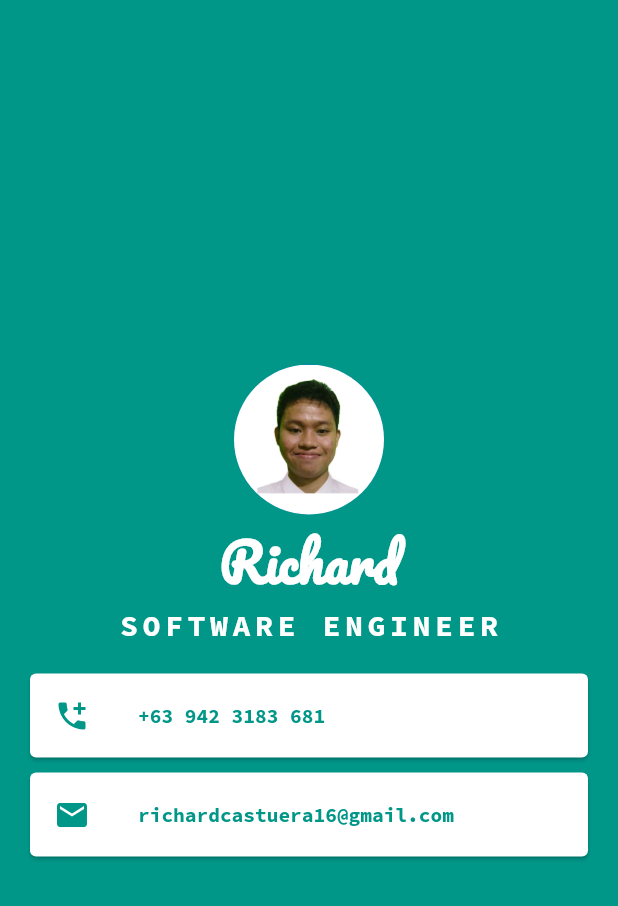
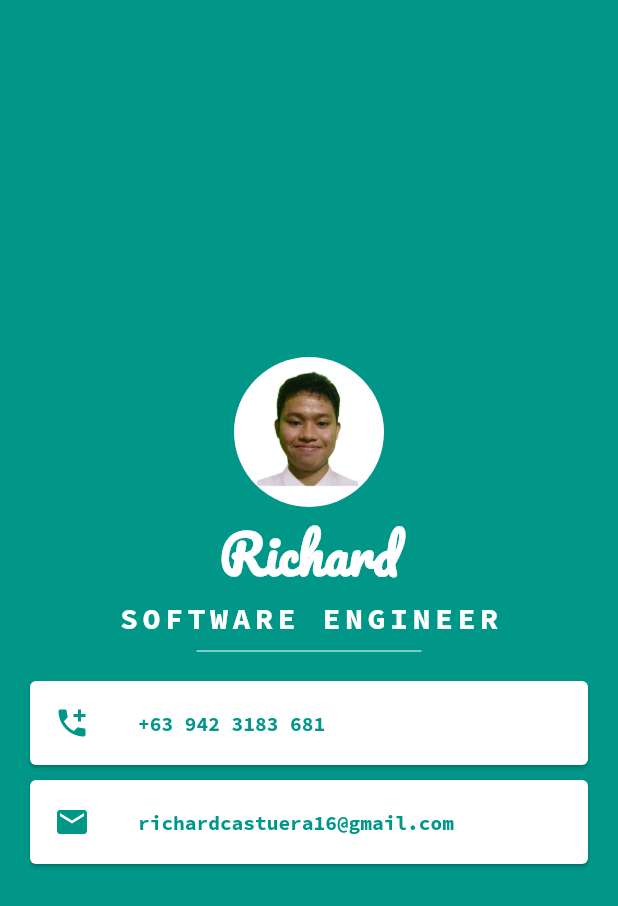
Before and after one commit to RichardCastuera/MiCard, a Flutter app: the screen it shows after launch, on a phone screen of 412 x 824 dp. Shown: the top 906 px of the screen. Run offline on Flutter 3.47's test engine with Material 2 defaults, Android fonts, the phone set to English and light mode, and no system bars.

Commit message:
feat(mi_card_app): Added Divider

```diff
--- a/mi_card/lib/main.dart
+++ b/mi_card/lib/main.dart
@@ -38,8 +38,15 @@ class MyApp extends StatelessWidget {
                     fontWeight: FontWeight.bold,
                     letterSpacing: 3.0),
               ),
+              SizedBox(
+                height: 20.0,
+                width: 150.0,
+                child: Divider(
+                  color: Colors.white,
+                ),
+              ),
               Card(
-                margin: EdgeInsets.fromLTRB(20, 20, 20, 10),
+                margin: EdgeInsets.fromLTRB(20, 10, 20, 10),
                 color: Colors.white,
                 child: ListTile(
                   leading: Icon(
```
